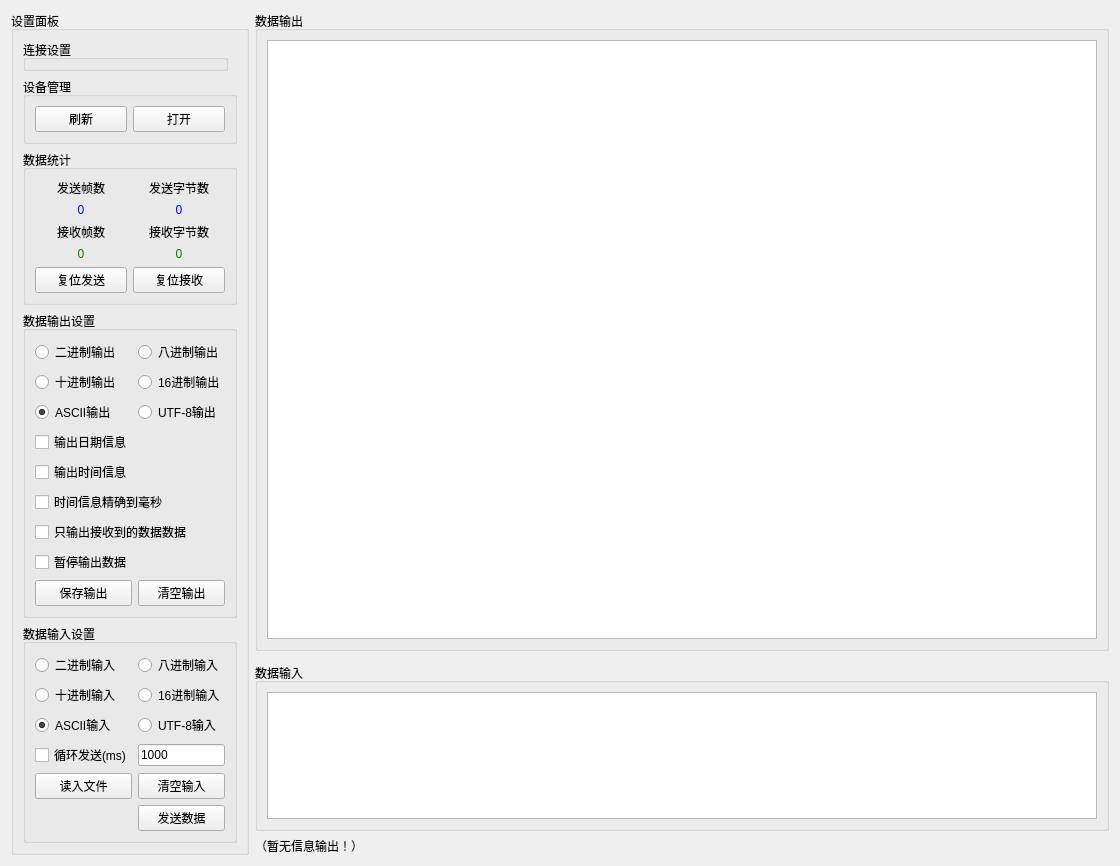
First picture: the form in src/comment/SAKIODeviceWidget.ui, repository x-tools-author/x-tools, before the edit.
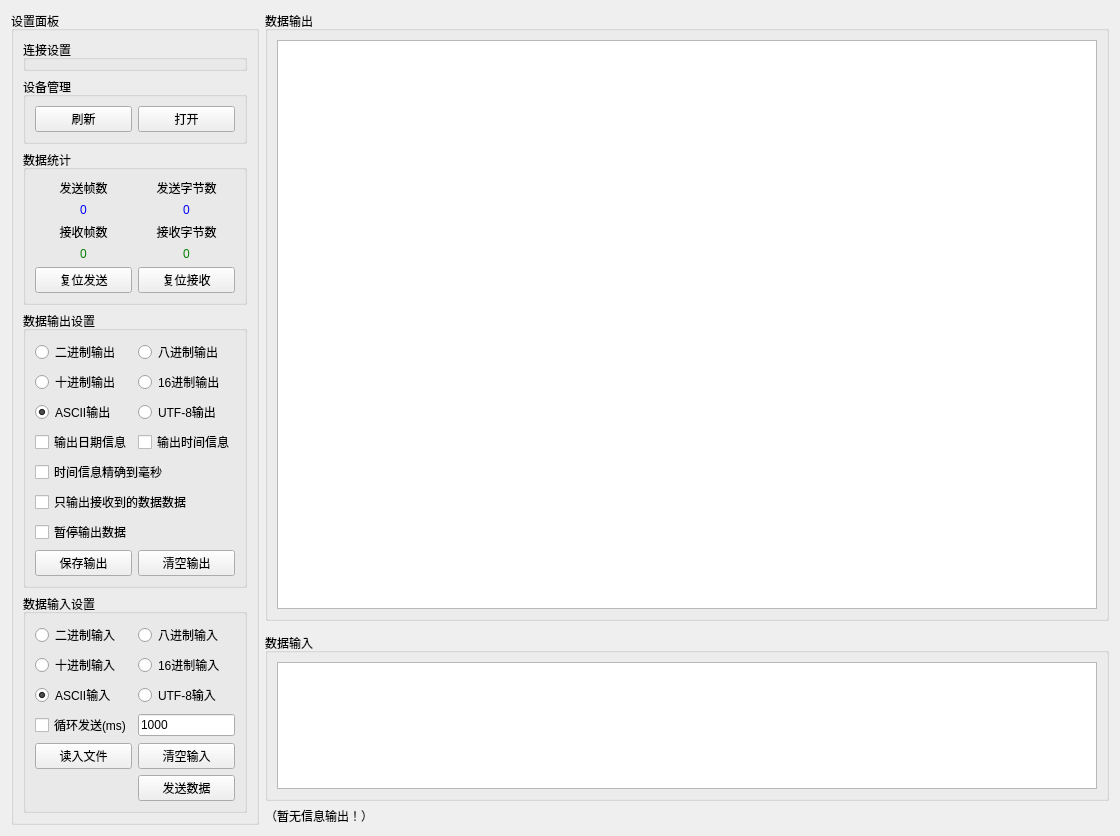
Second picture: the form after the edit.

Commit message: 将窗口助手整合为一个子项目，应为winrt、树莓派版本的qt不支持串口模块！

Diff of the .ui file:
```diff
--- a/src/comment/SAKIODeviceWidget.ui
+++ b/src/comment/SAKIODeviceWidget.ui
@@ -7,7 +7,7 @@
     <x>0</x>
     <y>0</y>
     <width>1120</width>
-    <height>691</height>
+    <height>659</height>
    </rect>
   </property>
   <property name="windowTitle">
@@ -55,13 +55,13 @@
      </property>
      <property name="minimumSize">
       <size>
-       <width>225</width>
+       <width>0</width>
        <height>0</height>
       </size>
      </property>
      <property name="maximumSize">
       <size>
-       <width>16777215</width>
+       <width>250</width>
        <height>16777215</height>
       </size>
      </property>
@@ -71,9 +71,15 @@
      <layout class="QVBoxLayout" name="verticalLayout">
       <item>
        <widget class="QGroupBox" name="groupBoxCustom">
+        <property name="minimumSize">
+         <size>
+          <width>0</width>
+          <height>0</height>
+         </size>
+        </property>
         <property name="maximumSize">
          <size>
-          <width>205</width>
+          <width>16777215</width>
           <height>16777215</height>
          </size>
         </property>
@@ -308,13 +314,6 @@
            </property>
           </widget>
          </item>
-         <item row="7" column="0">
-          <widget class="QCheckBox" name="checkBoxOutputTime">
-           <property name="text">
-            <string>输出时间信息</string>
-           </property>
-          </widget>
-         </item>
          <item row="4" column="0">
           <widget class="QRadioButton" name="radioButtonAsciiOutput">
            <property name="text">
@@ -346,6 +345,13 @@
            </property>
           </widget>
          </item>
+         <item row="6" column="1">
+          <widget class="QCheckBox" name="checkBoxOutputTime">
+           <property name="text">
+            <string>输出时间信息</string>
+           </property>
+          </widget>
+         </item>
         </layout>
         <zorder>radioButtonBinOutput</zorder>
         <zorder>radioButtonDecOutput</zorder>
```
Left out of the diff: 2 changed lines with no effect on the pictures. The commit also changes 4 other files.
